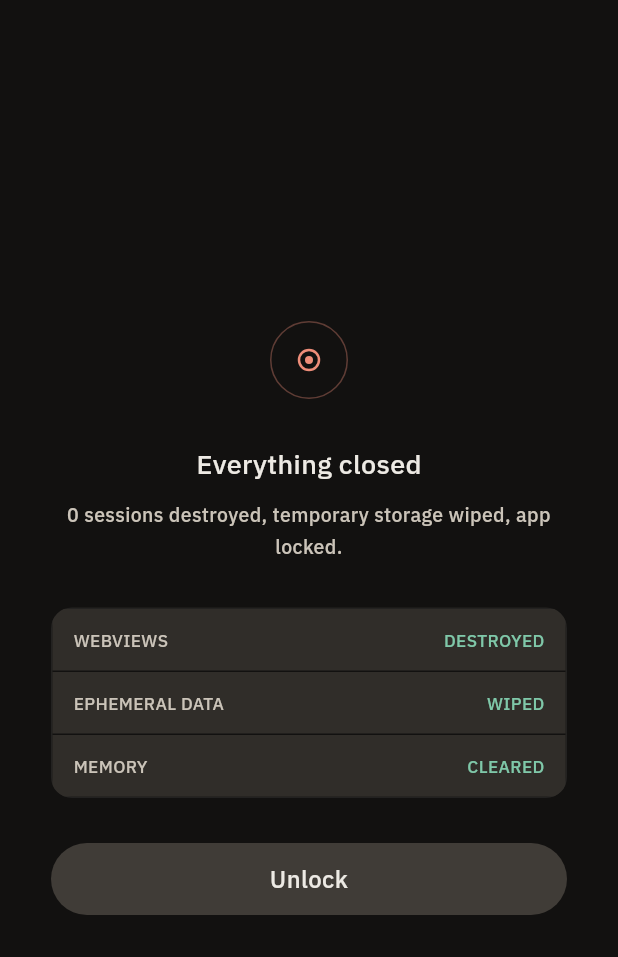
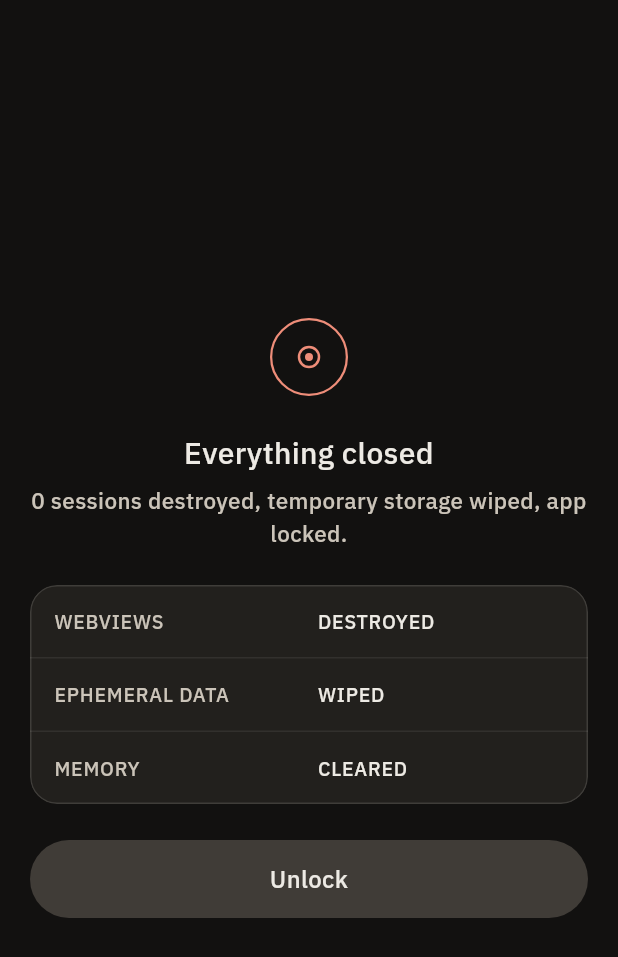
Before and after one commit to narkytypey/flutter-app, a Flutter app: the PanicScreen screen opened directly with empty values, on a phone screen of 412 x 824 dp. Shown: the top 957 px of the screen. Run offline on Flutter 3.47's test engine with Material 3 defaults, Android fonts, the phone set to English and light mode, and no system bars; our stand-ins replace flutter_riverpod, sqflite_sqlcipher; accounts and stored records are empty; project files that could hold a hidden picture were left out.

Commit message:
feat(restyle-v2): panic done
3c on C.bg (not a panic colour), the status words in text-1 with no
jade, the status lines as a group, a 1.5 dp danger ring, 20 dp gutters.
Plan 22 Task 3.

Co-Authored-By: Claude Opus 5.5 <noreply@anthropic.com>
Claude-Session: https://claude.ai/code/session_01QyqEG8RQbm9YYwPZyH8KTn

```diff
--- a/lib/ui/features/panic/views/panic_screen.dart
+++ b/lib/ui/features/panic/views/panic_screen.dart
@@ -5,6 +5,7 @@ import '../../../core/icons.dart';
 import '../../../core/tokens.dart';
 import '../../../core/typography.dart';
 import '../../../core/widgets/centered_scroll.dart';
+import '../../../core/widgets/group.dart';
 import '../../../core/widgets/pill_button.dart';
 
 class PanicScreen extends StatelessWidget {
@@ -21,11 +22,13 @@ class PanicScreen extends StatelessWidget {
 
   @override
   Widget build(BuildContext context) {
+    // Panic is not a different colour (restyle v2 §8): the page, with the
+    // status words in text-1 and no jade, since nothing here is live.
     return Scaffold(
-      backgroundColor: C.bgPanic,
+      backgroundColor: C.bg,
       body: SafeArea(
         child: CenteredScroll(
-          padding: const EdgeInsets.symmetric(horizontal: 34),
+          padding: const EdgeInsets.symmetric(horizontal: S.s5),
           child: Column(
             mainAxisAlignment: MainAxisAlignment.center,
             children: [
@@ -35,59 +38,51 @@ class PanicScreen extends StatelessWidget {
                 alignment: Alignment.center,
                 decoration: BoxDecoration(
                   shape: BoxShape.circle,
-                  border: Border.all(color: C.danger.withValues(alpha: 0.35)),
+                  border: Border.all(color: C.danger, width: 1.5),
                 ),
                 child: const AppIcon(AppGlyph.panic, size: 20, color: C.danger),
               ),
-              const SizedBox(height: 30),
-              Text('Everything closed', style: ui(size: 18, weight: 600)),
-              const SizedBox(height: 10),
+              const SizedBox(height: S.s6),
+              Text('Everything closed',
+                  textAlign: TextAlign.center, style: T.sheetTitle),
+              const SizedBox(height: S.s2),
               Text(
                 '${report.sessionsDestroyed} '
                 '${report.sessionsDestroyed == 1 ? 'session' : 'sessions'} destroyed, temporary '
                 'storage wiped, app locked.',
                 textAlign: TextAlign.center,
-                style: ui(size: 13, color: C.textMuted, height: 1.6),
+                style: T.bodyMuted,
               ),
-              const SizedBox(height: 30),
-              Container(
-                decoration: BoxDecoration(
-                  border: Border.all(color: C.line07),
-                  borderRadius: BorderRadius.circular(14),
-                ),
-                clipBehavior: Clip.antiAlias,
-                child: Column(
+              const SizedBox(height: S.s6),
+              Group(
                 children: [
-                    for (final (label, state) in _lines) ...[
-                      if (label != _lines.first.$1) const SizedBox(height: 1),
-                      ColoredBox(
-                        color: C.sheet,
+                  for (final (label, state) in _lines)
+                    ConstrainedBox(
+                      constraints: const BoxConstraints(minHeight: 48),
                       child: Padding(
-                          padding: const EdgeInsets.symmetric(
-                              horizontal: 14, vertical: 12),
+                        padding: const EdgeInsets.symmetric(vertical: S.s3),
                         child: Row(
-                            mainAxisAlignment: MainAxisAlignment.spaceBetween,
                           children: [
                             Expanded(
-                                child: Text(label,
-                                    style: ui(size: 11.5, color: C.textMuted)),
+                              child: Text(label, style: T.sectionLabel),
                             ),
-                              const SizedBox(width: 12),
-                              Text(state,
-                                  style: ui(
-                                      size: 11.5, weight: 500, color: C.jade)),
+                            const SizedBox(width: S.s3),
+                            Flexible(
+                              child: Text(state,
+                                  textAlign: TextAlign.end,
+                                  style: T.sectionLabel
+                                      .copyWith(color: C.textPrimary)),
+                            ),
                           ],
                         ),
                       ),
                     ),
                 ],
-                  ],
               ),
-              ),
-              const SizedBox(height: 30),
+              const SizedBox(height: S.s6),
               PillButton(
                 label: 'Unlock',
-                height: 48,
+                padding: const EdgeInsets.symmetric(horizontal: S.s7),
                 onTap: onUnlock,
               ),
             ],
```
Also changed, not shown: 1 other file. Lines whose indentation alone changed are shown as unchanged.
